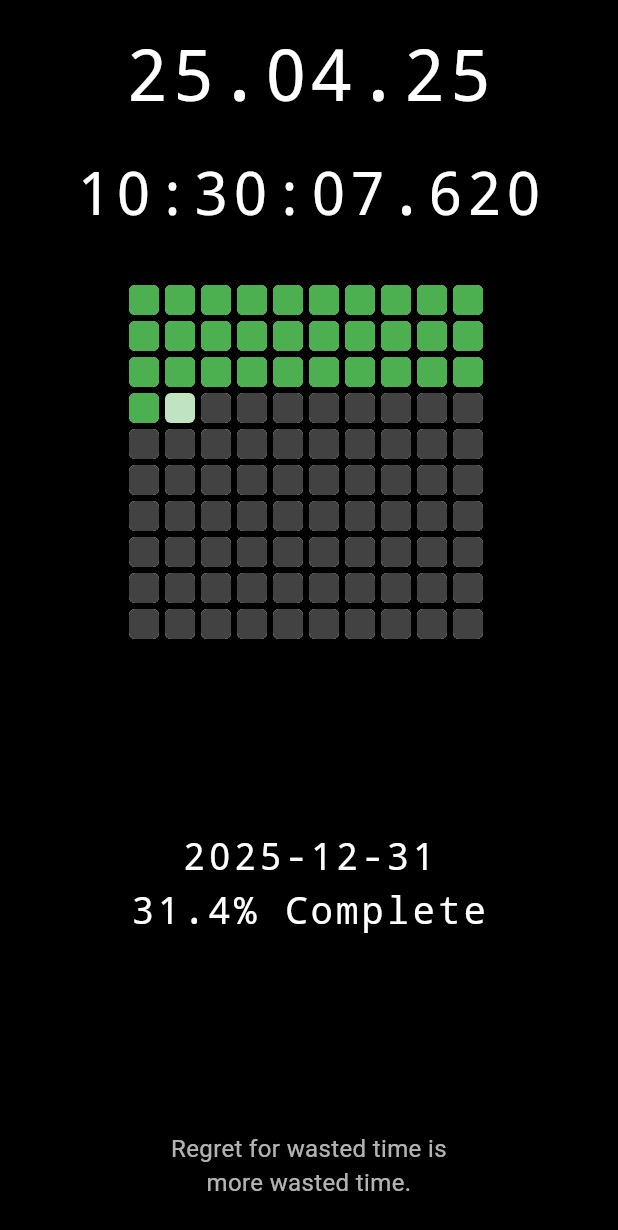
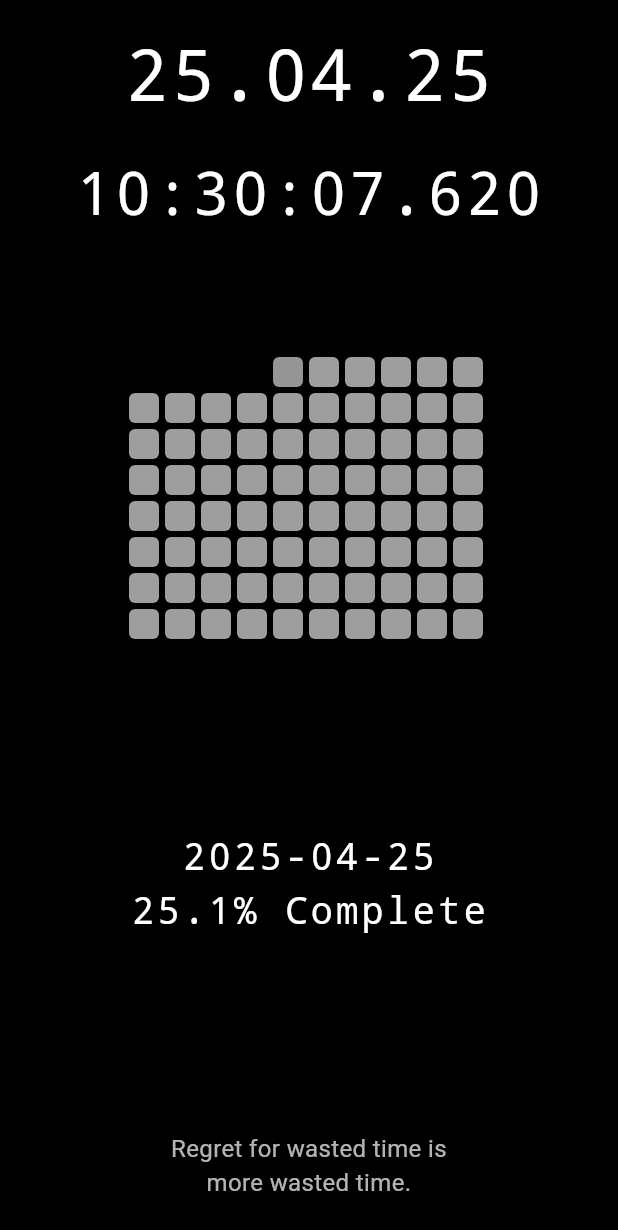
Before and after one commit to KimCookk/dot-time, a Flutter app: the screen it shows after launch, on a phone screen of 412 x 824 dp. Shown: the top 1230 px of the screen. Run offline on Flutter 3.47's test engine with Material 3 defaults, Android fonts, the phone set to English and light mode, and no system bars.

Commit message:
feat: 실시간 퍼센트 자동 갱신 기능 구현 - 퍼센트 변화에 따라 dot 투명도 자연스럽게 변경

```diff
--- a/lib/feature/home/presentation/animated_dot_grid.dart
+++ b/lib/feature/home/presentation/animated_dot_grid.dart
@@ -20,8 +20,18 @@ class _AnimatedDotGridState extends State<AnimatedDotGrid> {
   @override
   void initState() {
     super.initState();
-    final percent = context.read<HomeState>().percent;
-    final targetDots = percent.ceil();
+  }
+
+  @override
+  void dispose() {
+    _timer?.cancel();
+    super.dispose();
+  }
+
+  @override
+  Widget build(BuildContext context) {
+    double percent = context.watch<HomeState>().percent;
+    int targetDots = percent.floor();
 
     _timer = Timer.periodic(dotFillInterval, (timer) {
       if (filledDotCount < targetDots) {
@@ -32,18 +42,6 @@ class _AnimatedDotGridState extends State<AnimatedDotGrid> {
         timer.cancel();
       }
     });
-  }
-
-  @override
-  void dispose() {
-    _timer?.cancel();
-    super.dispose();
-  }
-
-  @override
-  Widget build(BuildContext context) {
-    final percent = context.watch<HomeState>().percent;
-    final int targetDots = percent.ceil();
 
     return SizedBox(
       width: 240,
@@ -65,12 +63,12 @@ class _AnimatedDotGridState extends State<AnimatedDotGrid> {
               duration: dotFadeDuration,
               curve: Curves.easeOut,
               builder: (context, value, child) {
-                final alpha = (value * 255).round();
-                return _BuildDot(color: Colors.green.withAlpha(alpha));
+                final alpha = (255 - value * 255).round();
+                return _BuildDot(color: Colors.grey.withAlpha(alpha));
               },
             );
           } else {
-            return _BuildDot(color: Colors.grey[800]!);
+            return _BuildDot(color: Colors.grey);
           }
         }),
       ),
@@ -84,7 +82,7 @@ class _AnimatedDotGridState extends State<AnimatedDotGrid> {
           width: 20,
           height: 20,
           decoration: BoxDecoration(
-            color: Colors.white,
+            color: Colors.black,
             borderRadius: BorderRadius.circular(4),
           ),
         ),
--- a/lib/feature/home/provider/home_state.dart
+++ b/lib/feature/home/provider/home_state.dart
@@ -1,10 +1,14 @@
+import 'dart:async';
+
 import 'package:flutter/material.dart';
 import 'package:intl/intl.dart';
 
 class HomeState extends ChangeNotifier {
   double _percent = 0.0;
-  DateTime _targetDateTime = DateTime(DateTime.now().year, 12, 31, 23, 59, 59);
-  DateTime _startDateTime = DateTime(DateTime.now().year, 1, 1, 0, 0, 1);
+  Timer? _timer;
+
+  DateTime _targetDateTime = DateTime(DateTime.now().year, 04, 25, 11, 59, 59);
+  DateTime _startDateTime = DateTime(DateTime.now().year, 04, 25, 10, 0, 0);
 
   get percent => _percent;
   get targetDateTime => _targetDateTime;
@@ -12,7 +16,18 @@ class HomeState extends ChangeNotifier {
   get targetDateTimeString => DateFormat('yyyy-MM-dd').format(_targetDateTime);
 
   HomeState() {
-    updatePercent();
+    startAutoUpdate();
+  }
+
+  void startAutoUpdate() {
+    _timer?.cancel(); // 중복 방지
+    _timer = Timer.periodic(const Duration(seconds: 1), (_) {
+      updatePercent();
+    });
+  }
+
+  void disposeTimer() {
+    _timer?.cancel();
   }
 
   void setPercent(double percent) {
@@ -30,7 +45,7 @@ class HomeState extends ChangeNotifier {
     notifyListeners();
   }
 
-  void updatePercent() {
+  double calculatePercent() {
     final now = DateTime.now();
     final totalDuration =
         _targetDateTime.difference(_startDateTime).inMilliseconds;
@@ -38,11 +53,21 @@ class HomeState extends ChangeNotifier {
 
     if (totalDuration <= 0) {
       _percent = 100.0;
-      return;
+      return _percent;
     }
 
     final progress = (1 - remainingDuration / totalDuration) * 100;
     _percent = progress.clamp(0.0, 100.0); // 항상 0 ~ 100 사이 유지
-    setPercent(_percent);
+
+    return _percent;
+  }
+
+  void updatePercent() {
+    var prePercent = _percent.toStringAsFixed(1);
+    var curPercent = calculatePercent().toStringAsFixed(1);
+
+    if (curPercent != prePercent) {
+      setPercent(_percent);
+    }
   }
 }
```
Also changed, not shown: 1 other file.
